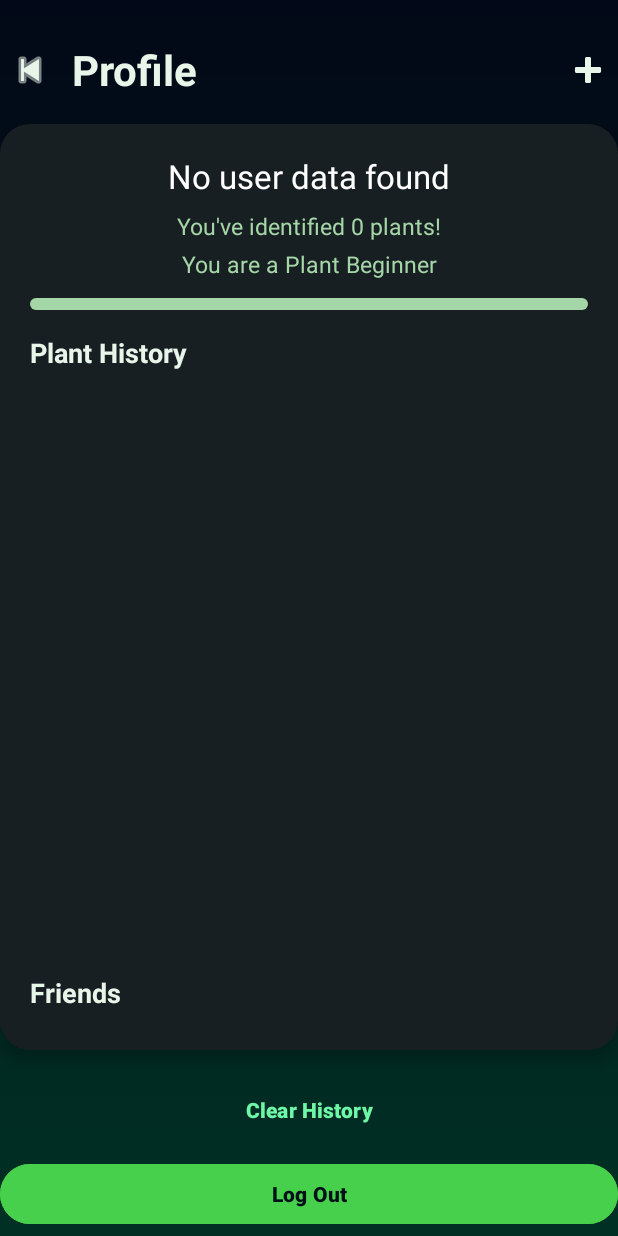
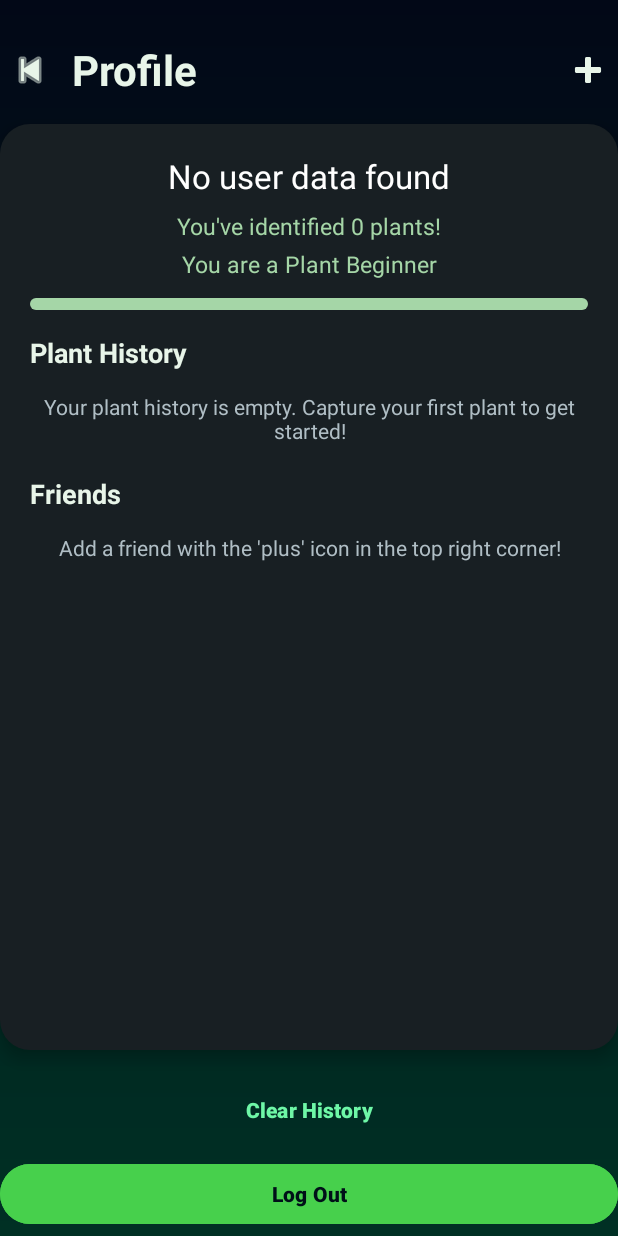
Before and after one commit to coenelec390-fall2025/plantapp, an Android app: the SettingsActivity screen opened directly, with no data from a screen before it, on a phone screen of 412 x 824 dp. Run offline under Robolectric (Android 15) with nearby library versions, the phone set to English and light mode, and no system bars; our stand-ins replace Firebase (no records; nobody signed in at launch, a user with empty details on screens opened directly).

Commit message:
visual changes

```diff
--- a/app/src/main/java/com/example/plantapp/SettingsActivity.java
+++ b/app/src/main/java/com/example/plantapp/SettingsActivity.java
@@ -47,6 +47,10 @@ public class SettingsActivity extends AppCompatActivity {
     private ListView historyListView;
     private ListView friendsListView;
     private TextView friendRequestBadge;
+
+    // NEW: empty-state views
+    private TextView historyEmptyText;
+    private TextView friendsEmptyText;
 
     // history
     private final List<PlantCapture> historyItems = new ArrayList<>();
@@ -117,6 +121,14 @@ public class SettingsActivity extends AppCompatActivity {
         friendsListView    = findViewById(R.id.friendsListView);
         friendRequestBadge = findViewById(R.id.friendRequestBadge);
 
+        // NEW: empty-state views
+        historyEmptyText   = findViewById(R.id.historyEmptyText);
+        friendsEmptyText   = findViewById(R.id.friendsEmptyText);
+
+        // wire empty views to their lists
+        historyListView.setEmptyView(historyEmptyText);
+        friendsListView.setEmptyView(friendsEmptyText);
+
         Button logoutBtn = findViewById(R.id.LogoutButton);
         logoutBtn.setOnClickListener(v -> {
             FirebaseAuth.getInstance().signOut();
@@ -140,6 +152,7 @@ public class SettingsActivity extends AppCompatActivity {
         // load header info
         loadUsername();
     }
+
 
     @Override
     protected void onResume() {
--- a/app/src/main/res/layout/activity_main.xml
+++ b/app/src/main/res/layout/activity_main.xml
@@ -142,7 +142,7 @@
                 android:id="@+id/GardenEmptyText"
                 android:layout_width="match_parent"
                 android:layout_height="wrap_content"
-                android:text="Your garden is empty, take your first picture to begin"
+                android:text="Plants identified with over 80% confidence are added to your garden!"
                 android:textColor="#B0BEC5"
                 android:textSize="14sp"
                 android:gravity="center"
--- a/app/src/main/res/layout/activity_settings.xml
+++ b/app/src/main/res/layout/activity_settings.xml
@@ -141,6 +141,19 @@
             android:textSize="18sp"
             android:layout_marginBottom="6dp" />
 
+        <!-- EMPTY VIEW for history -->
+        <TextView
+            android:id="@+id/historyEmptyText"
+            android:layout_width="match_parent"
+            android:layout_height="wrap_content"
+            android:text="Your plant history is empty. Capture your first plant to get started!"
+            android:textColor="#B0BEC5"
+            android:textSize="14sp"
+            android:gravity="center"
+            android:paddingTop="8dp"
+            android:paddingBottom="8dp"
+            android:visibility="gone" />
+
         <ListView
             android:id="@+id/listView"
             android:layout_width="match_parent"
@@ -163,6 +176,19 @@
             android:textSize="18sp"
             android:layout_marginTop="12dp"
             android:layout_marginBottom="6dp" />
+
+        <!-- EMPTY VIEW for friends -->
+        <TextView
+            android:id="@+id/friendsEmptyText"
+            android:layout_width="match_parent"
+            android:layout_height="wrap_content"
+            android:text="Add a friend with the 'plus' icon in the top right corner!"
+            android:textColor="#B0BEC5"
+            android:textSize="14sp"
+            android:gravity="center"
+            android:paddingTop="8dp"
+            android:paddingBottom="8dp"
+            android:visibility="gone" />
 
         <ListView
             android:id="@+id/friendsListView"
```
